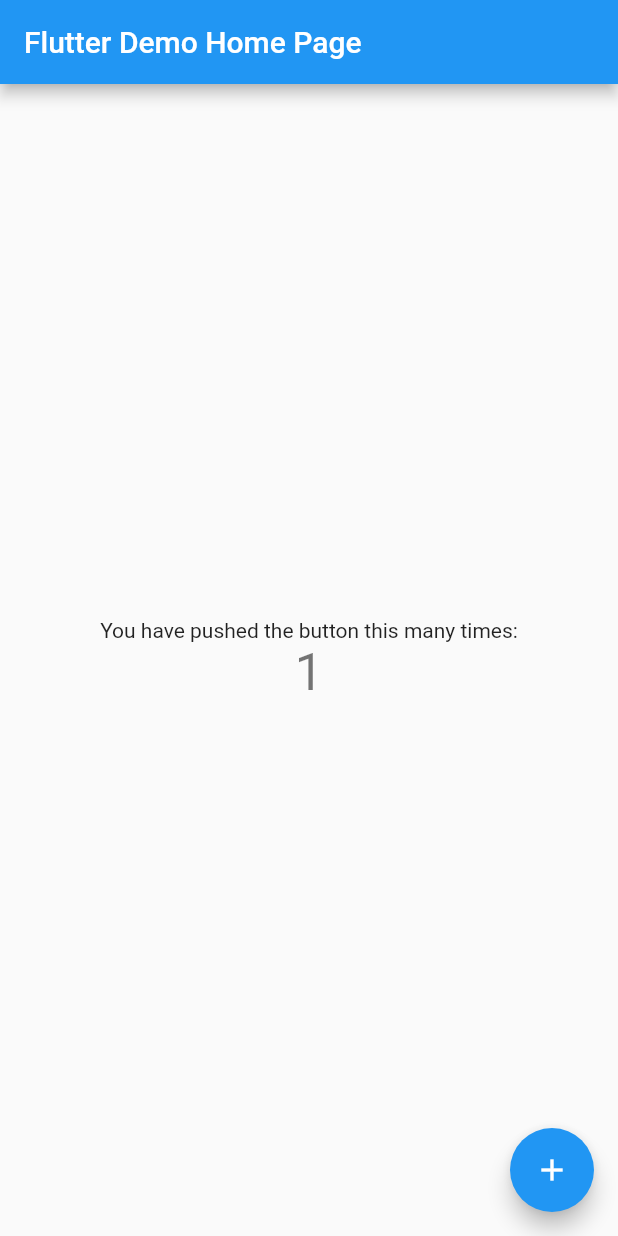
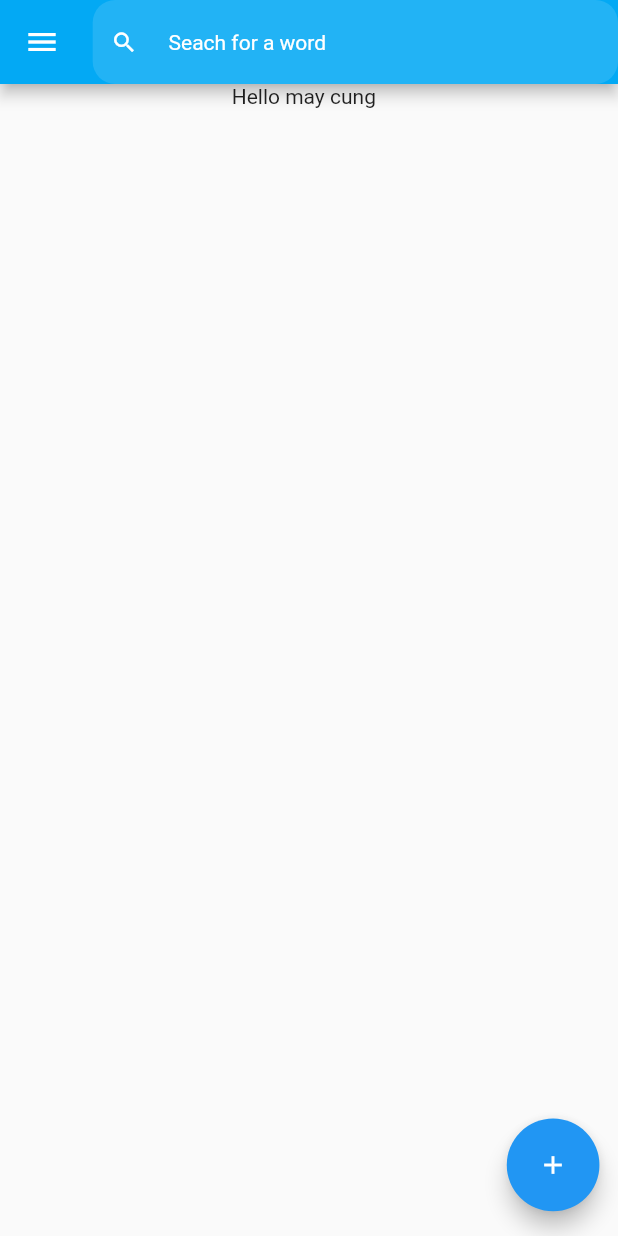
Before and after one commit to nghngtran/Note-App-Flutter, a Flutter app: the screen it shows after launch, after a tap on the "add" icon, on a phone screen of 412 x 824 dp. Run offline on Flutter 3.47's test engine with Material 2 defaults, Android fonts, the phone set to English and light mode, and no system bars.

Commit message:
custom atom

```diff
--- /dev/null
+++ b/lib/application/constants.dart
@@ -0,0 +1,5 @@
+import 'dart:ui';
+
+class RoutePaths {
+  static const String Home = '/';
+}
--- /dev/null
+++ b/lib/application/router.dart
@@ -0,0 +1,20 @@
+import 'package:flutter/cupertino.dart';
+import 'package:flutter/material.dart';
+import 'package:note_app/application/constants.dart';
+import 'package:note_app/presentations/UI/page/home_screen.dart';
+
+class Router {
+  static Route<dynamic> generateRoute(RouteSettings settings) {
+    switch (settings.name) {
+      case RoutePaths.Home:
+        return MaterialPageRoute(builder: (BuildContext context) => HomeScreen());
+      default:
+        return MaterialPageRoute(
+            builder: (_) => Scaffold(
+              body: Center(
+                child: Text('No route defined for ${settings.name}'),
+              ),
+            ));
+    }
+  }
+}
--- a/lib/main.dart
+++ b/lib/main.dart
@@ -1,111 +1,63 @@
+//import 'package:flutter/material.dart';
+//import 'package:note_app/presentations/UI/page/home_screen.dart';
+//
+//void main() => runApp(MyApp());
+//
+//class MyApp extends StatelessWidget {
+//  // This widget is the root of your application.
+//  @override
+//  Widget build(BuildContext context) {
+//    return MaterialApp(
+//      title: 'Flutter Demo',
+//      theme: ThemeData(
+//        // This is the theme of your application.
+//        //
+//        // Try running your application with "flutter run". You'll see the
+//        // application has a blue toolbar. Then, without quitting the app, try
+//        // changing the primarySwatch below to Colors.green and then invoke
+//        // "hot reload" (press "r" in the console where you ran "flutter run",
+//        // or simply save your changes to "hot reload" in a Flutter IDE).
+//        // Notice that the counter didn't reset back to zero; the application
+//        // is not restarted.
+//        primarySwatch: Colors.blue,
+//      ),
+//      home: HomeScreen(),
+//    );
+//  }
+//}
+
+import 'package:flutter/cupertino.dart';
 import 'package:flutter/material.dart';
+import 'package:note_app/application/constants.dart';
+import 'package:note_app/application/router.dart';
+import 'package:note_app/presentations/UI/page/home_screen.dart';
 
-void main() => runApp(MyApp());
+
+
+void main() {
+  WidgetsFlutterBinding.ensureInitialized();
+  runApp(MyApp());
+}
 
 class MyApp extends StatelessWidget {
   // This widget is the root of your application.
   @override
   Widget build(BuildContext context) {
     return MaterialApp(
-      title: 'Flutter Demo',
-      theme: ThemeData(
-        // This is the theme of your application.
-        //
-        // Try running your application with "flutter run". You'll see the
-        // application has a blue toolbar. Then, without quitting the app, try
-        // changing the primarySwatch below to Colors.green and then invoke
-        // "hot reload" (press "r" in the console where you ran "flutter run",
-        // or simply save your changes to "hot reload" in a Flutter IDE).
-        // Notice that the counter didn't reset back to zero; the application
-        // is not restarted.
-        primarySwatch: Colors.blue,
-      ),
-      home: MyHomePage(title: 'Flutter Demo Home Page'),
+      title: "Note App",
+      debugShowCheckedModeBanner: false,
+      theme: ThemeData(),
+      initialRoute: RoutePaths.Home,
+      onGenerateRoute: Router.generateRoute,
+      home: TestWidget(),
     );
   }
 }
 
-class MyHomePage extends StatefulWidget {
-  MyHomePage({Key key, this.title}) : super(key: key);
-
-  // This widget is the home page of your application. It is stateful, meaning
-  // that it has a State object (defined below) that contains fields that affect
-  // how it looks.
-
-  // This class is the configuration for the state. It holds the values (in this
-  // case the title) provided by the parent (in this case the App widget) and
-  // used by the build method of the State. Fields in a Widget subclass are
-  // always marked "final".
-
-  final String title;
-
-  @override
-  _MyHomePageState createState() => _MyHomePageState();
-}
-
-class _MyHomePageState extends State<MyHomePage> {
-  int _counter = 0;
-
-  void _incrementCounter() {
-    setState(() {
-      // This call to setState tells the Flutter framework that something has
-      // changed in this State, which causes it to rerun the build method below
-      // so that the display can reflect the updated values. If we changed
-      // _counter without calling setState(), then the build method would not be
-      // called again, and so nothing would appear to happen.
-      _counter++;
-    });
-  }
+class TestWidget extends StatelessWidget {
 
   @override
   Widget build(BuildContext context) {
-    // This method is rerun every time setState is called, for instance as done
-    // by the _incrementCounter method above.
-    //
-    // The Flutter framework has been optimized to make rerunning build methods
-    // fast, so that you can just rebuild anything that needs updating rather
-    // than having to individually change instances of widgets.
-    return Scaffold(
-      appBar: AppBar(
-        // Here we take the value from the MyHomePage object that was created by
-        // the App.build method, and use it to set our appbar title.
-        title: Text(widget.title),
-      ),
-      body: Center(
-        // Center is a layout widget. It takes a single child and positions it
-        // in the middle of the parent.
-        child: Column(
-          // Column is also a layout widget. It takes a list of children and
-          // arranges them vertically. By default, it sizes itself to fit its
-          // children horizontally, and tries to be as tall as its parent.
-          //
-          // Invoke "debug painting" (press "p" in the console, choose the
-          // "Toggle Debug Paint" action from the Flutter Inspector in Android
-          // Studio, or the "Toggle Debug Paint" command in Visual Studio Code)
-          // to see the wireframe for each widget.
-          //
-          // Column has various properties to control how it sizes itself and
-          // how it positions its children. Here we use mainAxisAlignment to
-          // center the children vertically; the main axis here is the vertical
-          // axis because Columns are vertical (the cross axis would be
-          // horizontal).
-          mainAxisAlignment: MainAxisAlignment.center,
-          children: <Widget>[
-            Text(
-              'You have pushed the button this many times:',
-            ),
-            Text(
-              '$_counter',
-              style: Theme.of(context).textTheme.display1,
-            ),
-          ],
-        ),
-      ),
-      floatingActionButton: FloatingActionButton(
-        onPressed: _incrementCounter,
-        tooltip: 'Increment',
-        child: Icon(Icons.add),
-      ), // This trailing comma makes auto-formatting nicer for build methods.
-    );
+    return HomeScreen();
   }
 }
--- /dev/null
+++ b/lib/presentations/UI/custom_widget/container_frame.dart
@@ -0,0 +1,29 @@
+import 'package:flutter/cupertino.dart';
+import 'package:flutter/cupertino.dart';
+import 'package:flutter/material.dart';
+import 'package:note_app/presentations/UI/custom_widget/custom_button.dart';
+
+class CustomScaffold extends StatelessWidget{
+    final CustomBtn add;
+    final Widget bodyContainer;
+    CustomScaffold(
+        { Widget childContainer, CustomBtn addBtn})
+         : add = addBtn,
+          bodyContainer = childContainer;
+    Widget build(BuildContext context)
+    {
+      final TextTheme _textTheme = Theme.of(context).textTheme;
+      return Column(
+        mainAxisAlignment: MainAxisAlignment.spaceBetween,
+        children: <Widget>[
+          Expanded(flex: 8, child: bodyContainer),
+      Row(
+        mainAxisAlignment: MainAxisAlignment.start,
+          children: <Widget> [
+            SizedBox(width: 82 *  MediaQuery.of(context).size.width/100),
+                    (add != null) ? add : Container()]
+      ),
+        SizedBox(height: 2*  MediaQuery.of(context).size.height/100)]
+      );
+    }
+}
--- /dev/null
+++ b/lib/presentations/UI/custom_widget/custom_button.dart
@@ -0,0 +1,15 @@
+import 'package:flutter/cupertino.dart';
+import 'package:flutter/material.dart';
+
+class CustomBtn extends StatelessWidget{
+  Widget build(BuildContext context)
+  {
+    return Container(width: MediaQuery.of(context).size.width/100*15,
+        height:  MediaQuery.of(context).size.width/100*15,
+        child:FloatingActionButton(
+      backgroundColor: Colors.blue,
+      child: Icon(Icons.add,size: 20),
+      onPressed: (){},
+    ));
+  }
+}
--- /dev/null
+++ b/lib/presentations/UI/custom_widget/custom_navigation.dart
@@ -0,0 +1,20 @@
+import 'package:flutter/cupertino.dart';
+import 'package:flutter/material.dart';
+
+class CustomNavigation extends StatelessWidget{
+
+  Widget build(BuildContext context)
+  {
+    return Row(
+      mainAxisAlignment: MainAxisAlignment.spaceBetween,
+      children: <Widget>[
+        Expanded(flex: 1, child: Container(
+          width: MediaQuery.of(context).size.width/100 * 10,
+          child: RaisedButton(
+            child: Icon(Icons.menu, color: Colors.black12,size: 16),
+          )
+        ))
+      ],
+    );
+  }
+}
--- /dev/null
+++ b/lib/presentations/UI/page/home_screen.dart
@@ -0,0 +1,133 @@
+import 'package:flutter/cupertino.dart';
+import 'package:flutter/material.dart';
+import 'package:note_app/presentations/UI/custom_widget/container_frame.dart';
+import 'package:note_app/presentations/UI/custom_widget/custom_button.dart';
+
+class HomeScreen extends StatefulWidget {
+  @override
+  State<StatefulWidget> createState() {
+    return HomeScreenState();
+  }
+}
+
+class HomeScreenState extends State<HomeScreen> {
+  bool _isSearching = false;
+  String searchQuery = "Search for a word ...";
+  TextEditingController _searchQuery;
+
+  void initState() {
+    super.initState();
+    _searchQuery = new TextEditingController();
+  }
+
+  void _stopSearching() {
+    _clearSearchQuery();
+
+    setState(() {
+      _isSearching = false;
+    });
+  }
+
+  void _clearSearchQuery() {
+    setState(() {
+      _searchQuery.clear();
+      updateSearchQuery("Search for a word");
+    });
+  }
+
+  void _startSearch() {
+    ModalRoute.of(context)
+        .addLocalHistoryEntry(new LocalHistoryEntry(onRemove: _stopSearching));
+
+    setState(() {
+      _isSearching = true;
+    });
+  }
+
+  Widget _buildSearchField() {
+    return new TextField(
+      controller: _searchQuery,
+      autofocus: true,
+      decoration: const InputDecoration(
+        hintText: 'Search...',
+        border: InputBorder.none,
+        hintStyle: const TextStyle(color: Colors.white30),
+      ),
+      style: const TextStyle(color: Colors.white, fontSize: 16.0),
+      onChanged: updateSearchQuery,
+    );
+  }
+
+  void updateSearchQuery(String newQuery) {
+    setState(() {
+      searchQuery = newQuery;
+    });
+  }
+
+  List<Widget> _buildActions() {
+    if (_isSearching) {
+      return <Widget>[
+        new IconButton(
+          icon: const Icon(Icons.clear),
+          onPressed: () {
+            if (_searchQuery == null || _searchQuery.text.isEmpty) {
+              Navigator.pop(context);
+              return;
+            }
+            _clearSearchQuery();
+          },
+        ),
+      ];
+    }
+
+    return <Widget>[
+      InkWell(
+        onTap: _startSearch,
+        child: Container(
+          width: 85 * MediaQuery.of(context).size.width / 100,
+          decoration: BoxDecoration(
+            borderRadius: BorderRadius.all(Radius.circular(15)),
+            color: Colors.white12,
+          ),
+          padding: const EdgeInsets.symmetric(horizontal: 12.0),
+          child: new Column(
+            mainAxisAlignment: MainAxisAlignment.center,
+            children: <Widget>[
+              Row(
+                mainAxisAlignment: MainAxisAlignment.start,
+                children: <Widget>[
+                  Icon(Icons.search, size: 18),
+                  SizedBox(width: 5 * MediaQuery.of(context).size.width / 100),
+                  Text('Seach for a word')
+                ],
+              )
+            ],
+          ),
+        ),
+      )
+    ];
+  }
+
+
+  Widget build(BuildContext context) {
+    return Scaffold(
+        resizeToAvoidBottomPadding: false,
+
+        appBar: AppBar(
+          backgroundColor: Colors.lightBlue,
+          title: _isSearching ? _buildSearchField() : null,
+          actions: _buildActions(),
+          leading: _isSearching
+              ? const BackButton()
+              : IconButton(
+                  icon: Icon(Icons.menu),
+                  onPressed: () {},
+                ),
+        ),
+        body: CustomScaffold(
+            addBtn: CustomBtn(),
+            childContainer: Text(
+             "Hello may cung  "
+            )));
+  }
+}
```
